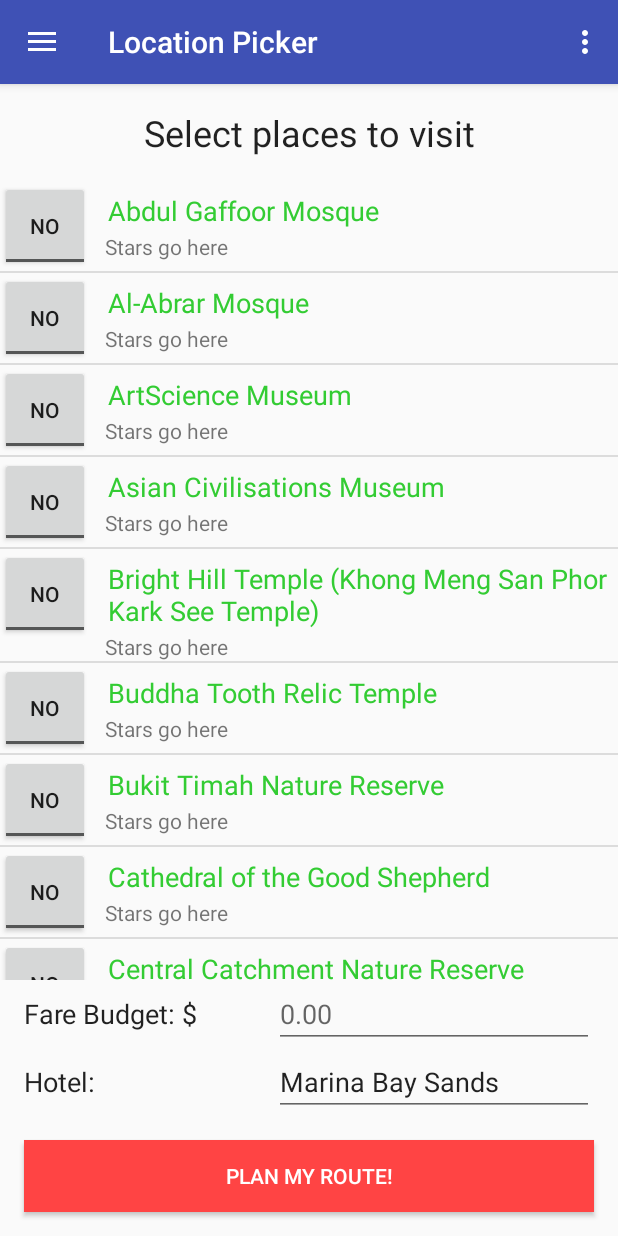
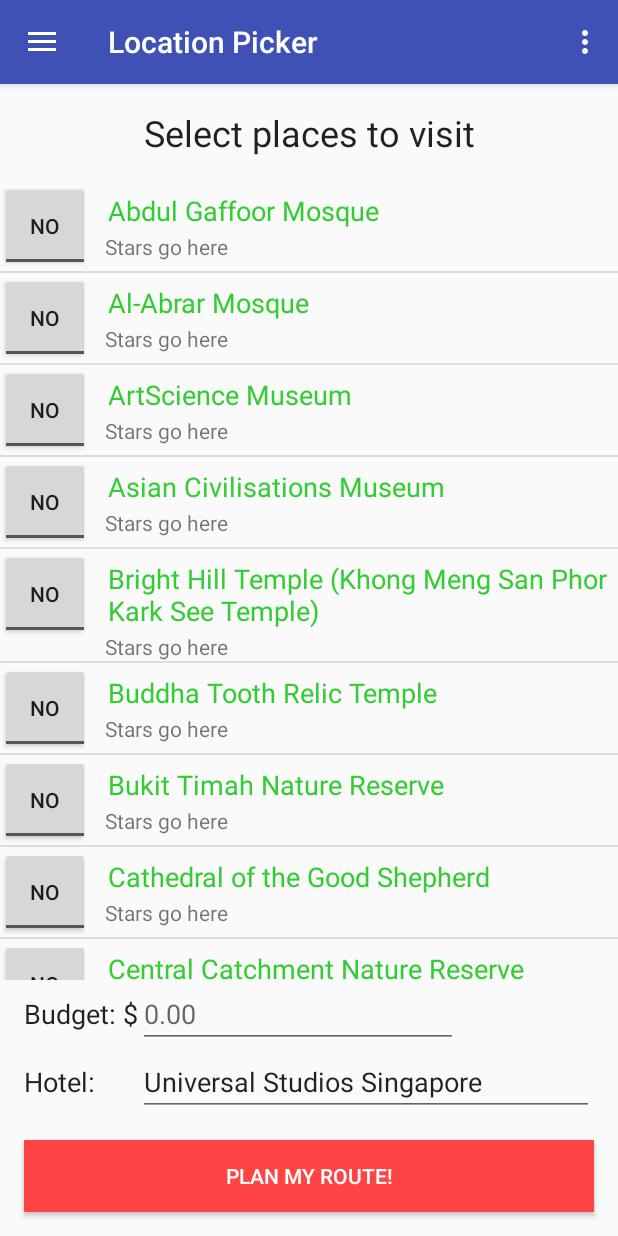
Before and after one commit to privatejw/TravelApp, an Android app: the screen it shows after launch (LocationPicker), on a phone screen of 412 x 824 dp. Run offline under Robolectric (Android 15) with nearby library versions, the phone set to English and light mode, and no system bars.

Commit message:
redid wrapper bestPath for algo, provided constructors for algo and java, added assets, edited readfile format, edited layout

```diff
--- a/app/build.gradle
+++ b/app/build.gradle
@@ -3,6 +3,11 @@ apply plugin: 'com.android.application'
 android {
     compileSdkVersion 25
     buildToolsVersion "24.0.2"
+    sourceSets {
+        main {
+            assets.srcDirs = ['src/main/assets/']
+        }
+    }
     defaultConfig {
         applicationId "class1.istd.travelapp"
         minSdkVersion 14
--- a/app/src/main/res/layout/content_display_route.xml
+++ b/app/src/main/res/layout/content_display_route.xml
@@ -18,7 +18,8 @@
         android:layout_alignParentStart="true"
         android:layout_margin="@dimen/fab_margin"
         android:id="@+id/textView5"
-        android:textAppearance="@style/TextAppearance.AppCompat.Headline" />
+        android:textAppearance="@style/TextAppearance.AppCompat.Headline"
+        android:textSize="14sp" />
 
     <ListView
         android:layout_width="match_parent"
--- a/app/src/main/res/layout/content_location_picker.xml
+++ b/app/src/main/res/layout/content_location_picker.xml
@@ -43,21 +43,6 @@
         android:layout_alignParentStart="true"
         android:textColor="@android:color/background_light" />
 
-    <TextView
-        android:text="Hotel:"
-        android:layout_width="wrap_content"
-        android:layout_height="wrap_content"
-        android:id="@+id/textView4"
-        android:layout_above="@+id/btnPlanRoute"
-        android:layout_alignLeft="@+id/btnPlanRoute"
-        android:layout_alignStart="@+id/btnPlanRoute"
-        android:layout_below="@+id/txtBudget"
-        android:layout_toLeftOf="@+id/txtHotel"
-        android:layout_toStartOf="@+id/txtHotel"
-        android:gravity="center_vertical"
-        android:textAppearance="@style/TextAppearance.AppCompat.Menu"
-        android:textSize="18sp" />
-
     <EditText
         android:layout_width="wrap_content"
         android:layout_height="wrap_content"
@@ -66,32 +51,49 @@
         android:id="@+id/txtBudget"
         android:hint="0.00"
         android:layout_above="@+id/txtHotel"
-        android:layout_alignLeft="@+id/txtHotel"
-        android:layout_alignStart="@+id/txtHotel" />
+        android:textSize="18sp"
+        android:layout_toRightOf="@+id/textView4"
+        android:layout_toEndOf="@+id/textView4" />
 
     <TextView
-        android:text="Fare Budget: $"
+        android:text="Hotel:"
+        android:layout_width="wrap_content"
+        android:layout_height="wrap_content"
+        android:id="@+id/textView4"
+        android:gravity="center_vertical"
+        android:textAppearance="@style/TextAppearance.AppCompat.Menu"
+        android:textSize="18sp"
+        android:layout_below="@+id/textView3"
+        android:layout_alignRight="@+id/textView3"
+        android:layout_alignEnd="@+id/textView3"
+        android:layout_alignLeft="@+id/textView3"
+        android:layout_alignStart="@+id/textView3"
+        android:layout_above="@+id/btnPlanRoute" />
+
+    <TextView
+        android:text="Budget: $"
         android:layout_width="wrap_content"
         android:layout_height="wrap_content"
         android:id="@+id/textView3"
-        android:layout_alignTop="@+id/txtBudget"
-        android:layout_alignLeft="@+id/textView4"
-        android:layout_alignStart="@+id/textView4"
-        android:layout_above="@+id/txtHotel"
-        android:layout_toLeftOf="@+id/txtBudget"
-        android:layout_toStartOf="@+id/txtBudget"
         android:gravity="center_vertical"
         android:textAppearance="@style/TextAppearance.AppCompat.Menu"
-        android:textSize="18sp" />
+        android:textSize="18sp"
+        android:layout_alignTop="@+id/txtBudget"
+        android:layout_alignLeft="@+id/btnPlanRoute"
+        android:layout_alignStart="@+id/btnPlanRoute"
+        android:layout_above="@+id/txtHotel" />
 
     <AutoCompleteTextView
         android:layout_width="wrap_content"
         android:layout_height="wrap_content"
         android:inputType="textPersonName"
-        android:text="Marina Bay Sands"
+        android:text="Universal Studios Singapore"
         android:ems="10"
         android:id="@+id/txtHotel"
+        android:textSize="18sp"
         android:layout_above="@+id/btnPlanRoute"
         android:layout_alignRight="@+id/btnPlanRoute"
-        android:layout_alignEnd="@+id/btnPlanRoute" />
+        android:layout_alignEnd="@+id/btnPlanRoute"
+        android:layout_toRightOf="@+id/textView4"
+        android:layout_toEndOf="@+id/textView4" />
 </RelativeLayout>
--- a/app/src/main/res/values/strings.xml
+++ b/app/src/main/res/values/strings.xml
@@ -96,7 +96,6 @@
         <item>Malay Village</item>
         <item>Mandai Orchid Gardens</item>
         <item>Marina Barrage</item>
-        <item>Marina Bay Sands</item>
         <item>Marina Bay Sands Casino</item>
         <item>Marina Bay Sands SkyPark</item>
         <item>Maxwell Road Hawker Centre</item>
```
Also changed, not shown: app/src/main/java/class1/istd/travelapp/Algo.java (+75 -59 lines), app/src/main/java/class1/istd/travelapp/ItineraryPlanner/LocationPicker.java (+18 -15 lines), app/src/main/java/class1/istd/travelapp/MyDatabase.java (+44 -13 lines), 1 other file.
